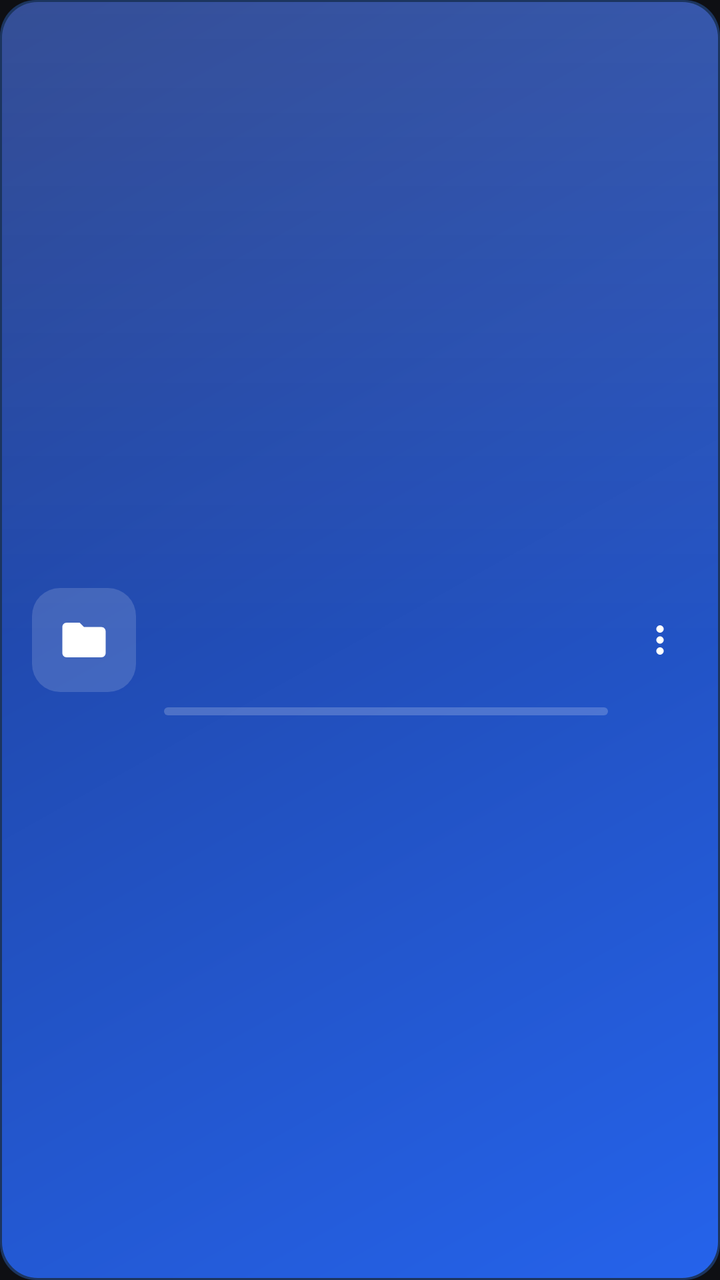
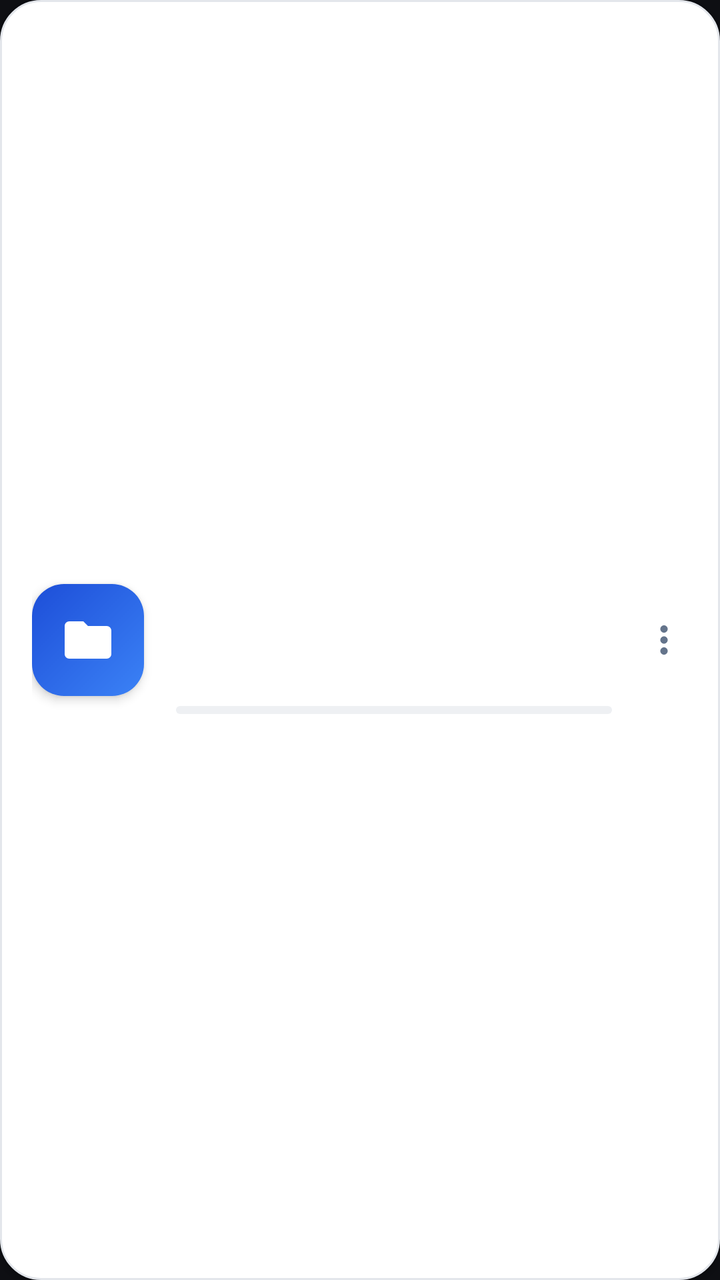

Two renders of the same Android screen: before a commit and after it. Below are the layout's source before the change and the commit's diff.
<!-- AndroidManifest.xml: application theme AppTheme -->
<!-- res/layout/item_folder.xml -->
<?xml version="1.0" encoding="utf-8"?>
<LinearLayout xmlns:android="http://schemas.android.com/apk/res/android"
    android:id="@+id/folderCard"
    android:layout_width="match_parent"
    android:layout_height="wrap_content"
    android:background="@drawable/folder_blue"
    android:elevation="3dp"
    android:gravity="center_vertical"
    android:minHeight="104dp"
    android:orientation="horizontal"
    android:paddingBottom="16dp"
    android:paddingLeft="16dp"
    android:paddingRight="10dp"
    android:paddingTop="16dp"
    android:stateListAnimator="@animator/press_scale">

    <ImageView
        android:id="@+id/fIcon"
        android:layout_width="52dp"
        android:layout_height="52dp"
        android:background="@drawable/folder_icon_bg"
        android:padding="13dp"
        android:src="@drawable/ic_folder"
        android:tint="#FFFFFF" />

    <LinearLayout
        android:layout_width="0dp"
        android:layout_height="wrap_content"
        android:layout_marginStart="14dp"
        android:layout_weight="1"
        android:orientation="vertical">
        <TextView
            android:id="@+id/fType"
            android:layout_width="wrap_content"
            android:layout_height="wrap_content"
            android:alpha="0.8"
            android:fontFamily="sans-serif-medium"
            android:letterSpacing="0.14"
            android:textColor="#FFFFFF"
            android:textSize="10.5sp" />
        <TextView
            android:id="@+id/fName"
            android:layout_width="match_parent"
            android:layout_height="wrap_content"
            android:layout_marginTop="2dp"
            android:ellipsize="end"
            android:maxLines="1"
            android:textColor="#FFFFFF"
            android:textSize="19sp"
            android:textStyle="bold" />
        <TextView
            android:id="@+id/fCount"
            android:layout_width="match_parent"
            android:layout_height="wrap_content"
            android:layout_marginTop="2dp"
            android:alpha="0.85"
            android:fontFeatureSettings="tnum"
            android:textColor="#FFFFFF"
            android:textSize="13sp" />
        <ProgressBar
            android:id="@+id/fBar"
            style="@android:style/Widget.Material.ProgressBar.Horizontal"
            android:layout_width="match_parent"
            android:layout_height="4dp"
            android:layout_marginTop="10dp"
            android:max="100"
            android:progressDrawable="@drawable/folder_bar" />
    </LinearLayout>

    <ImageView
        android:id="@+id/fMore"
        android:layout_width="40dp"
        android:layout_height="40dp"
        android:layout_marginStart="6dp"
        android:background="@drawable/ripple_round"
        android:contentDescription="Folder options"
        android:padding="9dp"
        android:src="@drawable/ic_more"
        android:tint="#FFFFFF" />
</LinearLayout>
<!-- resources referenced by this layout -->
<resources>
  <!-- drawable folder_bar (drawable) -->
  <?xml version="1.0" encoding="utf-8"?>
  <layer-list xmlns:android="http://schemas.android.com/apk/res/android">
      <item android:id="@android:id/background"><shape android:shape="rectangle"><solid android:color="#33FFFFFF" /><corners android:radius="99dp" /></shape></item>
      <item android:id="@android:id/progress"><clip><shape android:shape="rectangle"><solid android:color="#E6FFFFFF" /><corners android:radius="99dp" /></shape></clip></item>
  </layer-list>
  <!-- drawable folder_blue (drawable) -->
  <?xml version="1.0" encoding="utf-8"?>
  <ripple xmlns:android="http://schemas.android.com/apk/res/android" android:color="#33FFFFFF">
      <item><shape android:shape="rectangle"><solid android:color="#553B82F6" /><corners android:radius="18dp" /></shape></item>
      <item android:top="1dp" android:left="1dp" android:right="1dp" android:bottom="1dp"><shape android:shape="rectangle">
          <gradient android:angle="315" android:startColor="#1E3A8A" android:endColor="#2563EB" />
          <corners android:radius="18dp" /></shape></item>
      <item android:top="1dp" android:left="1dp" android:right="1dp" android:bottom="1dp"><shape android:shape="rectangle">
          <gradient android:angle="270" android:startColor="#1AFFFFFF" android:centerColor="#00FFFFFF" android:endColor="#00FFFFFF" />
          <corners android:radius="18dp" /></shape></item>
  </ripple>
  <!-- drawable folder_icon_bg (drawable) -->
  <?xml version="1.0" encoding="utf-8"?>
  <shape xmlns:android="http://schemas.android.com/apk/res/android" android:shape="rectangle"><solid android:color="#26FFFFFF" /><corners android:radius="14dp" /></shape>
  <!-- drawable ic_folder (drawable) -->
  <?xml version="1.0" encoding="utf-8"?>
  <vector xmlns:android="http://schemas.android.com/apk/res/android" android:width="24dp" android:height="24dp" android:viewportWidth="24" android:viewportHeight="24">
      <path android:fillColor="#FFFFFFFF" android:pathData="M10,4H4c-1.1,0 -1.99,0.9 -1.99,2L2,18c0,1.1 0.9,2 2,2h16c1.1,0 2,-0.9 2,-2V8c0,-1.1 -0.9,-2 -2,-2h-8l-2,-2z" />
  </vector>
  <!-- drawable ic_more (drawable) -->
  <?xml version="1.0" encoding="utf-8"?>
  <vector xmlns:android="http://schemas.android.com/apk/res/android"
      android:width="24dp" android:height="24dp"
      android:viewportWidth="24" android:viewportHeight="24">
      <path android:fillColor="#FFFFFFFF" android:pathData="M12,8c1.1,0 2,-0.9 2,-2s-0.9,-2 -2,-2 -2,0.9 -2,2 0.9,2 2,2zM12,10c-1.1,0 -2,0.9 -2,2s0.9,2 2,2 2,-0.9 2,-2 -0.9,-2 -2,-2zM12,16c-1.1,0 -2,0.9 -2,2s0.9,2 2,2 2,-0.9 2,-2 -0.9,-2 -2,-2z" />
  </vector>
  <!-- drawable ripple_round (drawable) -->
  <?xml version="1.0" encoding="utf-8"?>
  <ripple xmlns:android="http://schemas.android.com/apk/res/android" android:color="#26FFFFFF" />
  <style name="AppTheme" parent="@android:style/Theme.Material.NoActionBar">
          <item name="android:colorPrimary">@color/surface</item>
          <item name="android:colorPrimaryDark">@color/bg</item>
          <item name="android:colorAccent">@color/accent_light</item>
          <item name="android:colorBackground">@color/surface</item>
          <item name="android:windowBackground">@color/bg</item>
          <item name="android:statusBarColor">@color/bg</item>
          <item name="android:navigationBarColor">@color/surface</item>
          <item name="android:textColorPrimary">@color/text</item>
          <item name="android:textColorSecondary">@color/muted</item>
      </style>
  <color name="surface">#171920</color>
  <color name="bg">#0E0F13</color>
  <color name="accent_light">#A5B4FC</color>
  <color name="text">#F8FAFC</color>
  <color name="muted">#94A3B8</color>
</resources>

<!-- the commit's change to res/layout/item_folder.xml (unified diff, before → after) -->
@@ -3,40 +3,45 @@
     android:id="@+id/folderCard"
     android:layout_width="match_parent"
     android:layout_height="wrap_content"
-    android:background="@drawable/folder_blue"
-    android:elevation="3dp"
+    android:background="@drawable/folder_light"
+    android:elevation="2dp"
     android:gravity="center_vertical"
-    android:minHeight="104dp"
+    android:minHeight="100dp"
     android:orientation="horizontal"
     android:paddingBottom="16dp"
     android:paddingLeft="16dp"
-    android:paddingRight="10dp"
+    android:paddingRight="8dp"
     android:paddingTop="16dp"
     android:stateListAnimator="@animator/press_scale">
 
-    <ImageView
-        android:id="@+id/fIcon"
-        android:layout_width="52dp"
-        android:layout_height="52dp"
-        android:background="@drawable/folder_icon_bg"
-        android:padding="13dp"
-        android:src="@drawable/ic_folder"
-        android:tint="#FFFFFF" />
+    <FrameLayout
+        android:id="@+id/fTile"
+        android:layout_width="56dp"
+        android:layout_height="56dp"
+        android:background="@drawable/tile_blue"
+        android:elevation="3dp">
+        <ImageView
+            android:id="@+id/fIcon"
+            android:layout_width="28dp"
+            android:layout_height="28dp"
+            android:layout_gravity="center"
+            android:src="@drawable/ic_folder"
+            android:tint="#FFFFFF" />
+    </FrameLayout>
 
     <LinearLayout
         android:layout_width="0dp"
         android:layout_height="wrap_content"
-        android:layout_marginStart="14dp"
+        android:layout_marginStart="16dp"
         android:layout_weight="1"
         android:orientation="vertical">
         <TextView
             android:id="@+id/fType"
             android:layout_width="wrap_content"
             android:layout_height="wrap_content"
-            android:alpha="0.8"
             android:fontFamily="sans-serif-medium"
             android:letterSpacing="0.14"
-            android:textColor="#FFFFFF"
+            android:textColor="@color/tagalog"
             android:textSize="10.5sp" />
         <TextView
             android:id="@+id/fName"
@@ -45,17 +50,16 @@
             android:layout_marginTop="2dp"
             android:ellipsize="end"
             android:maxLines="1"
-            android:textColor="#FFFFFF"
-            android:textSize="19sp"
+            android:textColor="@color/home_text"
+            android:textSize="18sp"
             android:textStyle="bold" />
         <TextView
             android:id="@+id/fCount"
             android:layout_width="match_parent"
             android:layout_height="wrap_content"
             android:layout_marginTop="2dp"
-            android:alpha="0.85"
             android:fontFeatureSettings="tnum"
-            android:textColor="#FFFFFF"
+            android:textColor="@color/home_muted"
             android:textSize="13sp" />
         <ProgressBar
             android:id="@+id/fBar"
@@ -64,7 +68,7 @@
             android:layout_height="4dp"
             android:layout_marginTop="10dp"
             android:max="100"
-            android:progressDrawable="@drawable/folder_bar" />
+            android:progressDrawable="@drawable/bar_blue" />
     </LinearLayout>
 
     <ImageView
@@ -72,9 +76,9 @@
         android:layout_width="40dp"
         android:layout_height="40dp"
         android:layout_marginStart="6dp"
-        android:background="@drawable/ripple_round"
+        android:background="@drawable/ripple_round_dark"
         android:contentDescription="Folder options"
         android:padding="9dp"
         android:src="@drawable/ic_more"
-        android:tint="#FFFFFF" />
+        android:tint="@color/home_muted" />
 </LinearLayout>
<!-- resource entries referenced after the edit -->
@@ -1,25 +1,19 @@
 <!-- resources referenced by this layout -->
 <resources>
-  <!-- drawable folder_bar (drawable) -->
+  <color name="home_muted">#64748B</color>
+  <color name="home_text">#0F172A</color>
+  <color name="tagalog">#2563EB</color>
+  <!-- drawable bar_blue (drawable) -->
   <?xml version="1.0" encoding="utf-8"?>
   <layer-list xmlns:android="http://schemas.android.com/apk/res/android">
-      <item android:id="@android:id/background"><shape android:shape="rectangle"><solid android:color="#33FFFFFF" /><corners android:radius="99dp" /></shape></item>
-      <item android:id="@android:id/progress"><clip><shape android:shape="rectangle"><solid android:color="#E6FFFFFF" /><corners android:radius="99dp" /></shape></clip></item>
+      <item android:id="@android:id/background"><shape android:shape="rectangle"><solid android:color="#EEF0F3" /><corners android:radius="99dp" /></shape></item>
+      <item android:id="@android:id/progress"><clip><shape android:shape="rectangle"><solid android:color="#2563EB" /><corners android:radius="99dp" /></shape></clip></item>
   </layer-list>
-  <!-- drawable folder_blue (drawable) -->
+  <!-- drawable folder_light (drawable) -->
   <?xml version="1.0" encoding="utf-8"?>
-  <ripple xmlns:android="http://schemas.android.com/apk/res/android" android:color="#33FFFFFF">
-      <item><shape android:shape="rectangle"><solid android:color="#553B82F6" /><corners android:radius="18dp" /></shape></item>
-      <item android:top="1dp" android:left="1dp" android:right="1dp" android:bottom="1dp"><shape android:shape="rectangle">
-          <gradient android:angle="315" android:startColor="#1E3A8A" android:endColor="#2563EB" />
-          <corners android:radius="18dp" /></shape></item>
-      <item android:top="1dp" android:left="1dp" android:right="1dp" android:bottom="1dp"><shape android:shape="rectangle">
-          <gradient android:angle="270" android:startColor="#1AFFFFFF" android:centerColor="#00FFFFFF" android:endColor="#00FFFFFF" />
-          <corners android:radius="18dp" /></shape></item>
+  <ripple xmlns:android="http://schemas.android.com/apk/res/android" android:color="#140F172A">
+      <item><shape android:shape="rectangle"><solid android:color="@color/home_card" /><stroke android:width="1dp" android:color="@color/home_line" /><corners android:radius="20dp" /></shape></item>
   </ripple>
-  <!-- drawable folder_icon_bg (drawable) -->
-  <?xml version="1.0" encoding="utf-8"?>
-  <shape xmlns:android="http://schemas.android.com/apk/res/android" android:shape="rectangle"><solid android:color="#26FFFFFF" /><corners android:radius="14dp" /></shape>
   <!-- drawable ic_folder (drawable) -->
   <?xml version="1.0" encoding="utf-8"?>
   <vector xmlns:android="http://schemas.android.com/apk/res/android" android:width="24dp" android:height="24dp" android:viewportWidth="24" android:viewportHeight="24">
@@ -32,9 +26,12 @@
       android:viewportWidth="24" android:viewportHeight="24">
       <path android:fillColor="#FFFFFFFF" android:pathData="M12,8c1.1,0 2,-0.9 2,-2s-0.9,-2 -2,-2 -2,0.9 -2,2 0.9,2 2,2zM12,10c-1.1,0 -2,0.9 -2,2s0.9,2 2,2 2,-0.9 2,-2 -0.9,-2 -2,-2zM12,16c-1.1,0 -2,0.9 -2,2s0.9,2 2,2 2,-0.9 2,-2 -0.9,-2 -2,-2z" />
   </vector>
-  <!-- drawable ripple_round (drawable) -->
+  <!-- drawable ripple_round_dark (drawable) -->
   <?xml version="1.0" encoding="utf-8"?>
-  <ripple xmlns:android="http://schemas.android.com/apk/res/android" android:color="#26FFFFFF" />
+  <ripple xmlns:android="http://schemas.android.com/apk/res/android" android:color="#1A0F172A" />
+  <!-- drawable tile_blue (drawable) -->
+  <?xml version="1.0" encoding="utf-8"?>
+  <shape xmlns:android="http://schemas.android.com/apk/res/android" android:shape="rectangle"><gradient android:angle="315" android:startColor="#1D4ED8" android:endColor="#3B82F6" /><corners android:radius="16dp" /></shape>
   <style name="AppTheme" parent="@android:style/Theme.Material.NoActionBar">
           <item name="android:colorPrimary">@color/surface</item>
           <item name="android:colorPrimaryDark">@color/bg</item>
@@ -46,6 +43,8 @@
           <item name="android:textColorPrimary">@color/text</item>
           <item name="android:textColorSecondary">@color/muted</item>
       </style>
+  <color name="home_card">#FFFFFF</color>
+  <color name="home_line">#E3E6EB</color>
   <color name="surface">#171920</color>
   <color name="bg">#0E0F13</color>
   <color name="accent_light">#A5B4FC</color>
